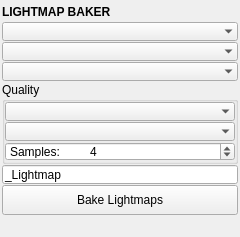
The window that mayatk/light_utils/lightmap_baker/lightmap_baker.ui (m3trik/mayatk) describes before a commit, drawn with Qt 5.
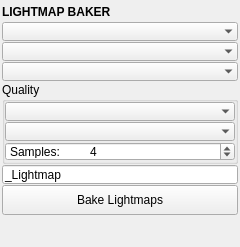
The same window after the commit. Custom widgets are drawn as their Qt base class.

What changed in the file:
```diff
--- a/mayatk/light_utils/lightmap_baker/lightmap_baker.ui
+++ b/mayatk/light_utils/lightmap_baker/lightmap_baker.ui
@@ -310,6 +310,9 @@
         <property name="orientation">
          <enum>Qt::Vertical</enum>
         </property>
+        <property name="sizeType">
+         <enum>QSizePolicy::Fixed</enum>
+        </property>
         <property name="sizeHint" stdset="0">
          <size>
           <width>0</width>
```
Left out of the diff: 6 changed lines with no effect on the pictures.
